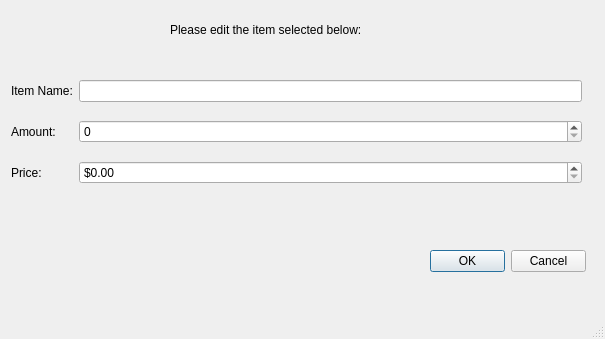
Above: edititemwindow.ui from JMarcu/Super-Warehouse-Store before the change. Below: the same form after it.
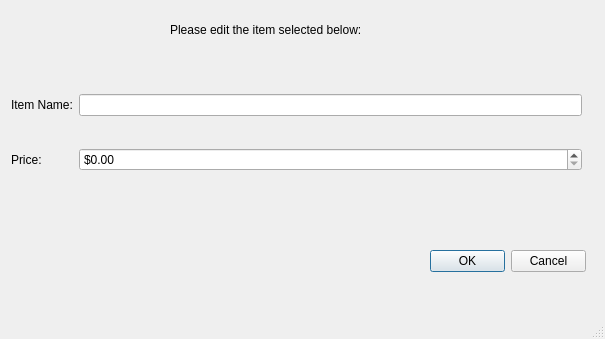
That is the form after the change.

Patch:
```diff
--- a/edititemwindow.ui
+++ b/edititemwindow.ui
@@ -65,27 +65,13 @@
       </widget>
      </item>
      <item row="1" column="0">
-      <widget class="QLabel" name="label_3">
-       <property name="text">
-        <string>Amount:</string>
-       </property>
-      </widget>
-     </item>
-     <item row="1" column="1">
-      <widget class="QSpinBox" name="itemAmountSpinBox_edit">
-       <property name="maximum">
-        <number>999</number>
-       </property>
-      </widget>
-     </item>
-     <item row="2" column="0">
       <widget class="QLabel" name="label_4">
        <property name="text">
         <string>Price:</string>
        </property>
       </widget>
      </item>
-     <item row="2" column="1">
+     <item row="1" column="1">
       <widget class="QDoubleSpinBox" name="itemPriceSpinBox_edit">
        <property name="prefix">
         <string>$</string>
```
